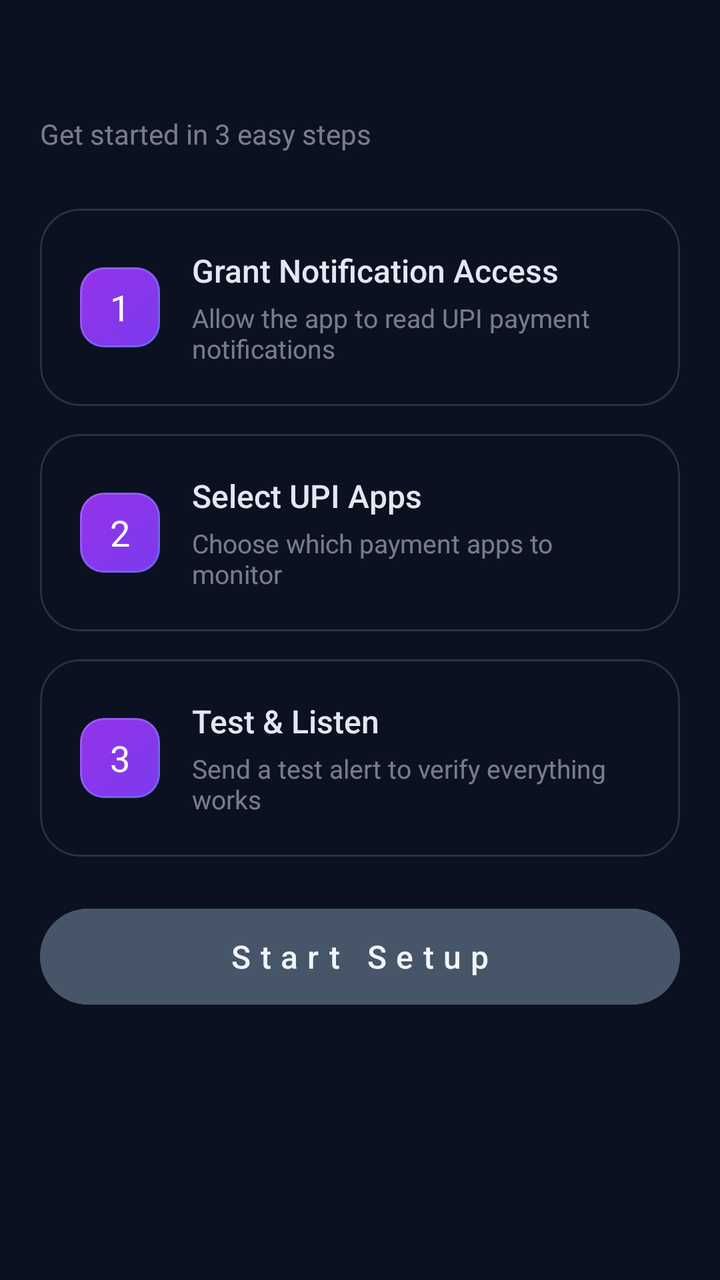
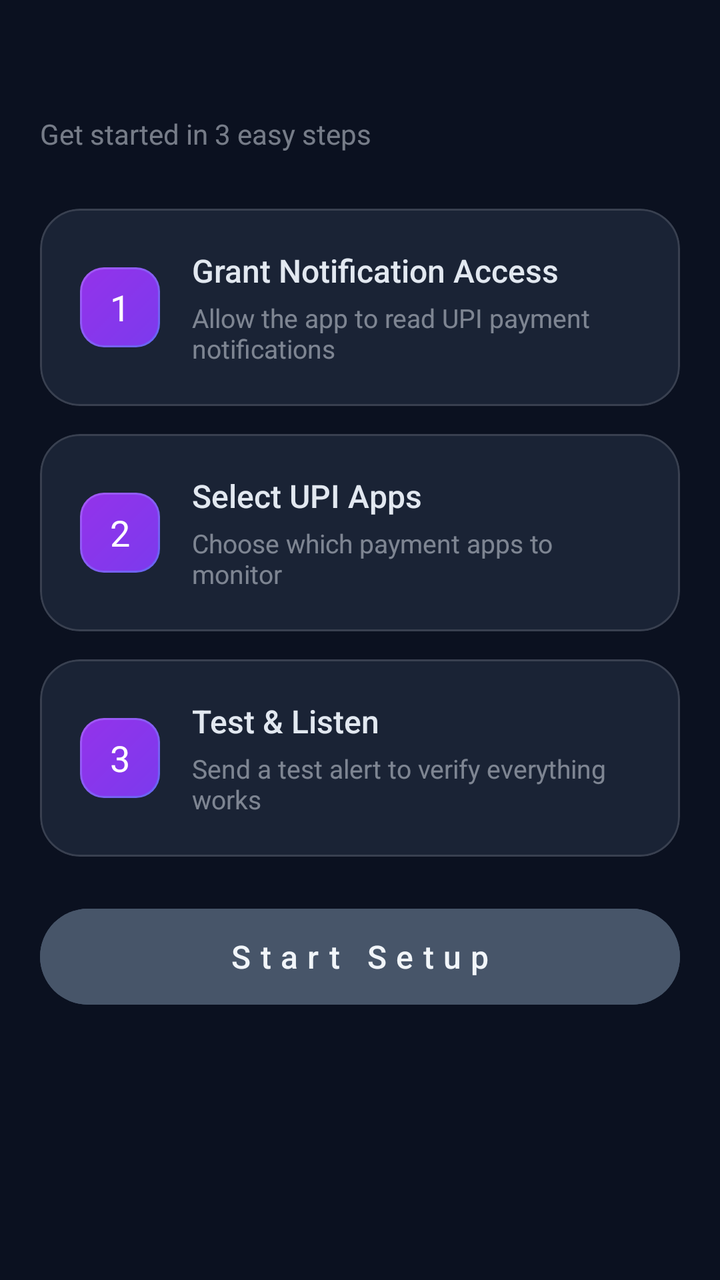

Before-and-after screenshots of an Android layout around one commit, followed by the original layout XML and the change that was made.
<!-- AndroidManifest.xml: application theme Theme.UPISoundBox -->
<!-- res/layout/fragment_setup.xml -->
<?xml version="1.0" encoding="utf-8"?>
<androidx.core.widget.NestedScrollView xmlns:android="http://schemas.android.com/apk/res/android"
    xmlns:app="http://schemas.android.com/apk/res-auto"
    android:layout_width="match_parent"
    android:layout_height="match_parent"
    android:overScrollMode="never"
    android:clipToPadding="false"
    android:paddingBottom="20dp">

    <LinearLayout
        android:layout_width="match_parent"
        android:layout_height="wrap_content"
        android:orientation="vertical"
        android:paddingHorizontal="20dp"
        android:paddingTop="8dp"
        android:paddingBottom="16dp">

        <TextView
            android:layout_width="wrap_content"
            android:layout_height="wrap_content"
            android:text="Setup Guide"
            android:textSize="28sp"
            android:textColor="@color/on_surface_dark"
            android:fontFamily="sans-serif-light"
            android:letterSpacing="-0.5"
            android:layout_marginTop="8dp"
            android:layout_marginBottom="4dp" />

        <TextView
            android:layout_width="wrap_content"
            android:layout_height="wrap_content"
            android:text="Get started in 3 easy steps"
            android:textSize="14sp"
            android:textColor="@color/on_surface_dark"
            android:alpha="0.5"
            android:fontFamily="sans-serif"
            android:layout_marginBottom="28dp" />

        <com.google.android.material.card.MaterialCardView
            android:layout_width="match_parent"
            android:layout_height="wrap_content"
            app:cardBackgroundColor="@color/surface_glass_dark"
            app:cardCornerRadius="20dp"
            app:cardElevation="0dp"
            app:contentPadding="20dp"
            app:strokeColor="@color/outline_dark"
            app:strokeWidth="1dp"
            android:layout_marginBottom="14dp">

            <LinearLayout
                android:layout_width="match_parent"
                android:layout_height="wrap_content"
                android:orientation="horizontal"
                android:gravity="center_vertical">

                <TextView
                    android:layout_width="40dp"
                    android:layout_height="40dp"
                    android:text="1"
                    android:textSize="18sp"
                    android:textColor="@color/white"
                    android:gravity="center"
                    android:background="@drawable/glass_button"
                    android:layout_marginEnd="16dp" />

                <LinearLayout
                    android:layout_width="0dp"
                    android:layout_height="wrap_content"
                    android:layout_weight="1"
                    android:orientation="vertical">

                    <TextView
                        android:layout_width="wrap_content"
                        android:layout_height="wrap_content"
                        android:text="@string/step1_title"
                        android:textSize="16sp"
                        android:textColor="@color/on_surface_dark"
                        android:fontFamily="sans-serif-medium"
                        android:layout_marginBottom="4dp" />

                    <TextView
                        android:layout_width="wrap_content"
                        android:layout_height="wrap_content"
                        android:text="@string/step1_desc"
                        android:textSize="13sp"
                        android:textColor="@color/on_surface_dark"
                        android:alpha="0.5"
                        android:fontFamily="sans-serif" />
                </LinearLayout>
            </LinearLayout>
        </com.google.android.material.card.MaterialCardView>

        <com.google.android.material.card.MaterialCardView
            android:layout_width="match_parent"
            android:layout_height="wrap_content"
            app:cardBackgroundColor="@color/surface_glass_dark"
            app:cardCornerRadius="20dp"
            app:cardElevation="0dp"
            app:contentPadding="20dp"
            app:strokeColor="@color/outline_dark"
            app:strokeWidth="1dp"
            android:layout_marginBottom="14dp">

            <LinearLayout
                android:layout_width="match_parent"
                android:layout_height="wrap_content"
                android:orientation="horizontal"
                android:gravity="center_vertical">

                <TextView
                    android:layout_width="40dp"
                    android:layout_height="40dp"
                    android:text="2"
                    android:textSize="18sp"
                    android:textColor="@color/white"
                    android:gravity="center"
                    android:background="@drawable/glass_button"
                    android:layout_marginEnd="16dp" />

                <LinearLayout
                    android:layout_width="0dp"
                    android:layout_height="wrap_content"
                    android:layout_weight="1"
                    android:orientation="vertical">

                    <TextView
                        android:layout_width="wrap_content"
                        android:layout_height="wrap_content"
                        android:text="@string/step2_title"
                        android:textSize="16sp"
                        android:textColor="@color/on_surface_dark"
                        android:fontFamily="sans-serif-medium"
                        android:layout_marginBottom="4dp" />

                    <TextView
                        android:layout_width="wrap_content"
                        android:layout_height="wrap_content"
                        android:text="@string/step2_desc"
                        android:textSize="13sp"
                        android:textColor="@color/on_surface_dark"
                        android:alpha="0.5"
                        android:fontFamily="sans-serif" />
                </LinearLayout>
            </LinearLayout>
        </com.google.android.material.card.MaterialCardView>

        <com.google.android.material.card.MaterialCardView
            android:layout_width="match_parent"
            android:layout_height="wrap_content"
            app:cardBackgroundColor="@color/surface_glass_dark"
            app:cardCornerRadius="20dp"
            app:cardElevation="0dp"
            app:contentPadding="20dp"
            app:strokeColor="@color/outline_dark"
            app:strokeWidth="1dp"
            android:layout_marginBottom="14dp">

            <LinearLayout
                android:layout_width="match_parent"
                android:layout_height="wrap_content"
                android:orientation="horizontal"
                android:gravity="center_vertical">

                <TextView
                    android:layout_width="40dp"
                    android:layout_height="40dp"
                    android:text="3"
                    android:textSize="18sp"
                    android:textColor="@color/white"
                    android:gravity="center"
                    android:background="@drawable/glass_button"
                    android:layout_marginEnd="16dp" />

                <LinearLayout
                    android:layout_width="0dp"
                    android:layout_height="wrap_content"
                    android:layout_weight="1"
                    android:orientation="vertical">

                    <TextView
                        android:layout_width="wrap_content"
                        android:layout_height="wrap_content"
                        android:text="@string/step3_title"
                        android:textSize="16sp"
                        android:textColor="@color/on_surface_dark"
                        android:fontFamily="sans-serif-medium"
                        android:layout_marginBottom="4dp" />

                    <TextView
                        android:layout_width="wrap_content"
                        android:layout_height="wrap_content"
                        android:text="@string/step3_desc"
                        android:textSize="13sp"
                        android:textColor="@color/on_surface_dark"
                        android:alpha="0.5"
                        android:fontFamily="sans-serif" />
                </LinearLayout>
            </LinearLayout>
        </com.google.android.material.card.MaterialCardView>

        <com.google.android.material.button.MaterialButton
            android:id="@+id/btn_start_setup"
            style="@style/Widget.Material3.Button"
            android:layout_width="match_parent"
            android:layout_height="56dp"
            android:text="@string/start_setup"
            android:textSize="16sp"
            android:backgroundTint="@color/primary_40"
            android:letterSpacing="0.3"
            android:layout_marginTop="8dp" />

    </LinearLayout>
</androidx.core.widget.NestedScrollView>
<!-- resources referenced by this layout -->
<resources>
  <color name="on_surface_dark">#E2E8F0</color>
  <color name="outline_dark">#22FFFFFF</color>
  <color name="primary_40">#475569</color>
  <color name="white">#FFFFFFFF</color>
  <!-- drawable glass_button (drawable) -->
  <?xml version="1.0" encoding="utf-8"?>
  <layer-list xmlns:android="http://schemas.android.com/apk/res/android">
      <item>
          <shape android:shape="rectangle">
              <gradient
                  android:startColor="#6366F1"
                  android:endColor="#A855F7"
                  android:angle="135"
                  android:type="linear" />
              <corners android:radius="12dp" />
          </shape>
      </item>
      <item android:top="1dp" android:left="1dp" android:right="1dp" android:bottom="1dp">
          <shape android:shape="rectangle">
              <gradient
                  android:startColor="#7C3AED"
                  android:endColor="#9333EA"
                  android:angle="135"
                  android:type="linear" />
              <corners android:radius="11dp" />
          </shape>
      </item>
  </layer-list>
  <string name="start_setup">Start Setup</string>
  <string name="step1_desc">Allow the app to read UPI payment notifications</string>
  <string name="step1_title">Grant Notification Access</string>
  <string name="step2_desc">Choose which payment apps to monitor</string>
  <string name="step2_title">Select UPI Apps</string>
  <string name="step3_desc">Send a test alert to verify everything works</string>
  <string name="step3_title">Test &amp; Listen</string>
  <style name="Theme.UPISoundBox" parent="Theme.Material3.DayNight.NoActionBar">
          <item name="colorPrimary">@color/primary_40</item>
          <item name="colorPrimaryVariant">@color/primary_30</item>
          <item name="colorOnPrimary">@color/on_primary_dark</item>
          <item name="colorSecondary">@color/accent_cyan</item>
          <item name="colorSecondaryVariant">@color/accent_violet</item>
          <item name="colorOnSecondary">@color/primary_10</item>
          <item name="colorError">@color/error</item>
          <item name="colorOnError">@color/white</item>
          <item name="android:colorBackground">@color/surface_dark</item>
          <item name="colorSurface">@color/surface_dark</item>
          <item name="colorOnSurface">@color/on_surface_dark</item>
          <item name="colorOutline">@color/outline_dark</item>
          <item name="android:statusBarColor">@android:color/transparent</item>
          <item name="android:navigationBarColor">@android:color/transparent</item>
          <item name="android:windowLightStatusBar">false</item>
          <item name="android:windowLightNavigationBar">false</item>
          <item name="android:windowTranslucentStatus">true</item>
          <item name="android:windowTranslucentNavigation">true</item>
          <item name="android:enforceNavigationBarContrast">false</item>
          <item name="android:enforceStatusBarContrast">false</item>
      </style>
  <color name="primary_30">#334155</color>
  <color name="on_primary_dark">#F1F5F9</color>
  <color name="accent_cyan">#06B6D4</color>
  <color name="accent_violet">#8B5CF6</color>
  <color name="primary_10">#0F172A</color>
  <color name="error">#EF4444</color>
  <color name="surface_dark">#0B1120</color>
</resources>

<!-- the commit's change to res/layout/fragment_setup.xml (unified diff, before → after) -->
@@ -39,7 +39,7 @@
         <com.google.android.material.card.MaterialCardView
             android:layout_width="match_parent"
             android:layout_height="wrap_content"
-            app:cardBackgroundColor="@color/surface_glass_dark"
+            app:cardBackgroundColor="@color/surface_glass"
             app:cardCornerRadius="20dp"
             app:cardElevation="0dp"
             app:contentPadding="20dp"
@@ -93,7 +93,7 @@
         <com.google.android.material.card.MaterialCardView
             android:layout_width="match_parent"
             android:layout_height="wrap_content"
-            app:cardBackgroundColor="@color/surface_glass_dark"
+            app:cardBackgroundColor="@color/surface_glass"
             app:cardCornerRadius="20dp"
             app:cardElevation="0dp"
             app:contentPadding="20dp"
@@ -147,7 +147,7 @@
         <com.google.android.material.card.MaterialCardView
             android:layout_width="match_parent"
             android:layout_height="wrap_content"
-            app:cardBackgroundColor="@color/surface_glass_dark"
+            app:cardBackgroundColor="@color/surface_glass"
             app:cardCornerRadius="20dp"
             app:cardElevation="0dp"
             app:contentPadding="20dp"
<!-- resource entries referenced after the edit -->
@@ -3,6 +3,7 @@
   <color name="on_surface_dark">#E2E8F0</color>
   <color name="outline_dark">#22FFFFFF</color>
   <color name="primary_40">#475569</color>
+  <color name="surface_glass">#CC1E293B</color>
   <color name="white">#FFFFFFFF</color>
   <!-- drawable glass_button (drawable) -->
   <?xml version="1.0" encoding="utf-8"?>
